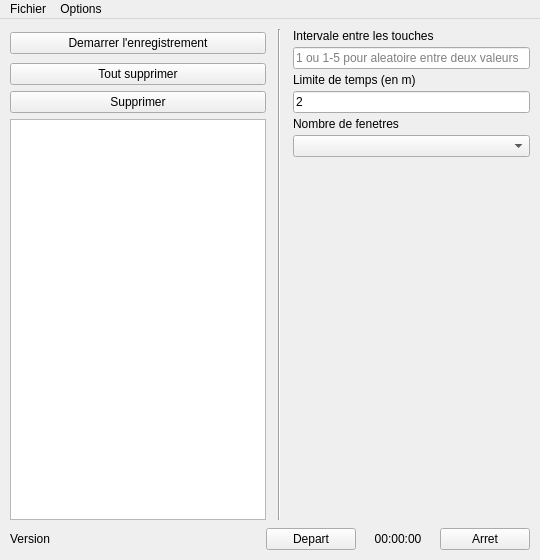
Qt form bot/ui/main_window.ui (zelazna/nw_bot) before a commit.
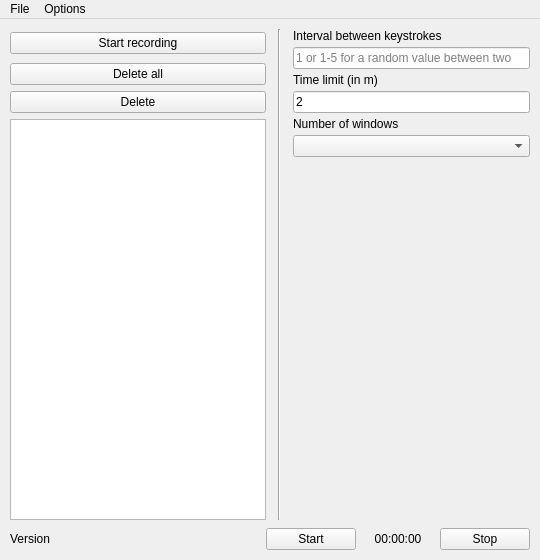
The same form after that commit. Icons and pictures are not drawn.

What changed in the file:
```diff
--- a/bot/ui/main_window.ui
+++ b/bot/ui/main_window.ui
@@ -73,7 +73,7 @@
             <item>
              <widget class="QPushButton" name="startRecordButton">
               <property name="text">
-               <string>Demarrer l'enregistrement</string>
+               <string>Start recording</string>
               </property>
              </widget>
             </item>
@@ -153,14 +153,14 @@
         <item>
          <widget class="QPushButton" name="deleteAll">
           <property name="text">
-           <string>Tout supprimer</string>
+           <string>Delete all</string>
           </property>
          </widget>
         </item>
         <item>
          <widget class="QPushButton" name="deleteKey">
           <property name="text">
-           <string>Supprimer</string>
+           <string>Delete</string>
           </property>
          </widget>
         </item>
@@ -189,7 +189,7 @@
         <item>
          <widget class="QLabel" name="label_2">
           <property name="text">
-           <string>Intervale entre les touches</string>
+           <string>Interval between keystrokes</string>
           </property>
          </widget>
         </item>
@@ -199,14 +199,14 @@
            <string/>
           </property>
           <property name="placeholderText">
-           <string>1 ou 1-5 pour aleatoire entre deux valeurs</string>
+           <string>1 or 1-5 for a random value between two</string>
           </property>
          </widget>
         </item>
         <item>
          <widget class="QLabel" name="label_3">
           <property name="text">
-           <string>Limite de temps (en m)</string>
+           <string>Time limit (in m)</string>
           </property>
          </widget>
         </item>
@@ -220,7 +220,7 @@
         <item>
          <widget class="QLabel" name="label">
           <property name="text">
-           <string>Nombre de fenetres</string>
+           <string>Number of windows</string>
           </property>
          </widget>
         </item>
@@ -273,7 +273,7 @@
          <size><width>90</width><height>0</height></size>
         </property>
         <property name="text">
-         <string>Depart</string>
+         <string>Start</string>
         </property>
        </widget>
       </item>
@@ -296,7 +296,7 @@
          <size><width>90</width><height>0</height></size>
         </property>
         <property name="text">
-         <string>Arret</string>
+         <string>Stop</string>
         </property>
        </widget>
       </item>
@@ -315,7 +315,7 @@
    </property>
    <widget class="QMenu" name="menuParametres">
     <property name="title">
-     <string>Fichier</string>
+     <string>File</string>
     </property>
     <widget class="QMenu" name="menuRecent">
      <property name="title">
```
Left out of the diff: 20 changed lines with no effect on the pictures.
